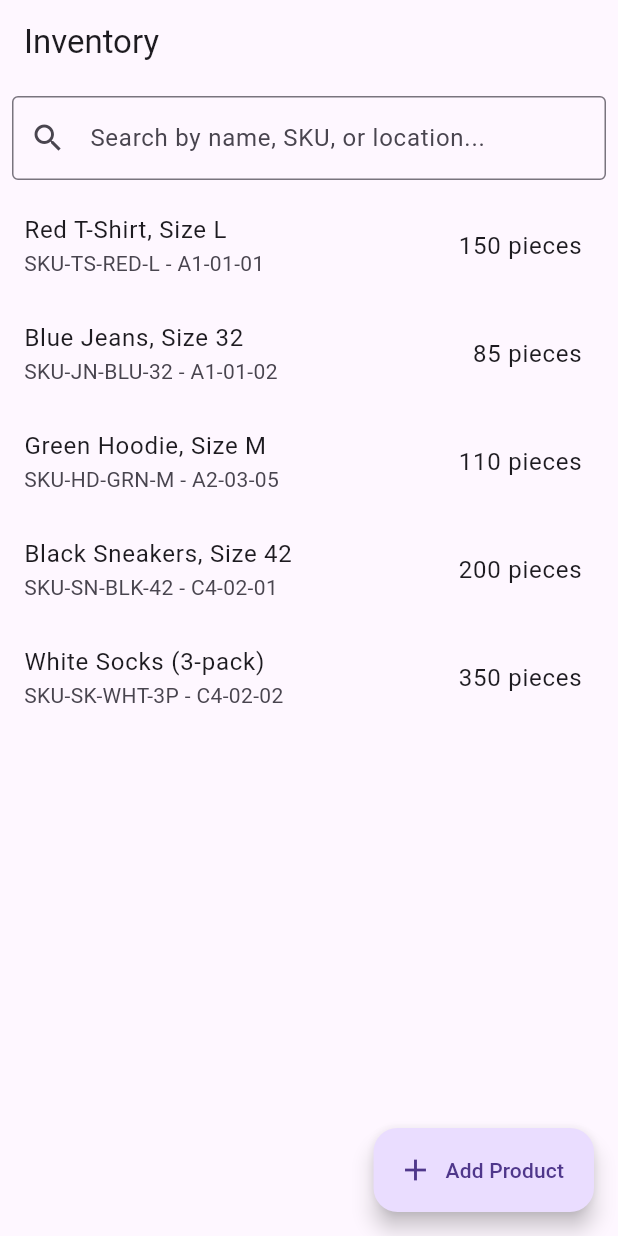
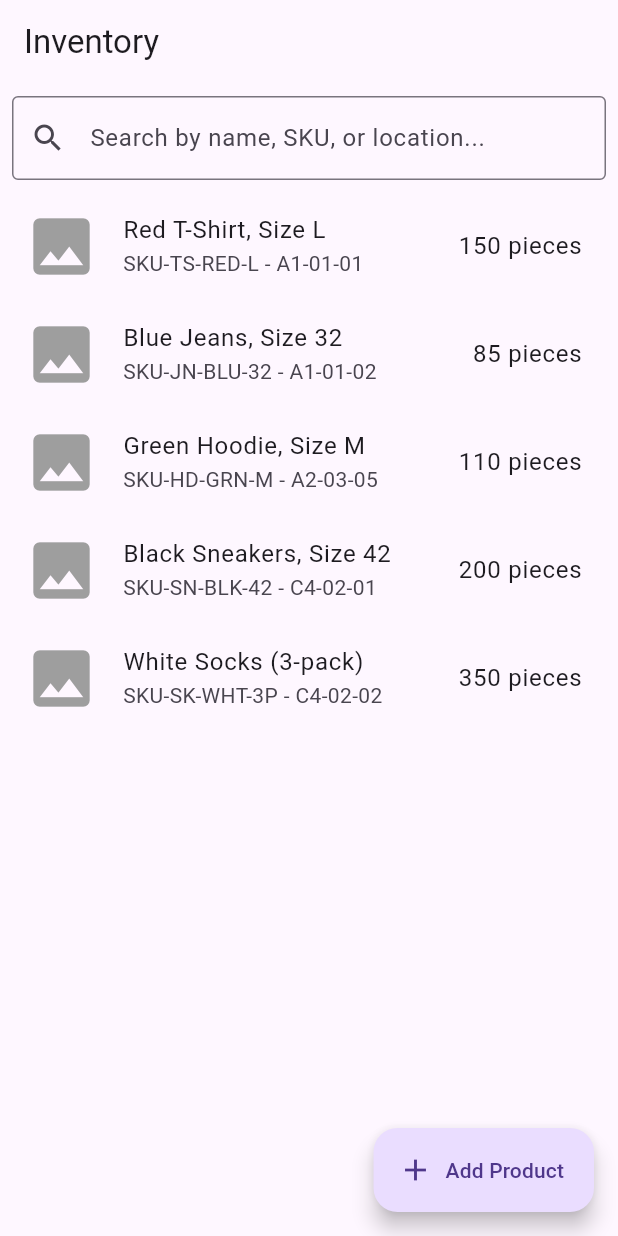
Before and after one commit to neo321654/easy_box, a Flutter app: the InventoryPage screen opened by its route, on a phone screen of 412 x 824 dp. Run offline on Flutter 3.47's test engine with Material 3 defaults, Android fonts, the phone set to English and light mode, and no system bars; our stand-ins replace bloc, connectivity_plus, dartz, equatable, flutter_bloc, get_it and 4 more; missing offline and left inert: mobile_scanner; accounts and stored records are empty.

Commit message:
feat: Implement camera and gallery for product images

```diff
--- /dev/null
+++ b/lib/features/inventory/presentation/widgets/product_image.dart
@@ -0,0 +1,43 @@
+import 'dart:io';
+
+import 'package:flutter/material.dart';
+
+class ProductImage extends StatelessWidget {
+  final String? imageUrl;
+  final double? width;
+  final double? height;
+  final BoxFit fit;
+
+  const ProductImage({
+    super.key,
+    required this.imageUrl,
+    this.width,
+    this.height,
+    this.fit = BoxFit.cover,
+  });
+
+  @override
+  Widget build(BuildContext context) {
+    if (imageUrl == null || imageUrl!.isEmpty) {
+      return Icon(Icons.image, size: width, color: Colors.grey);
+    }
+
+    return imageUrl!.startsWith('http')
+        ? Image.network(
+            imageUrl!,
+            width: width,
+            height: height,
+            fit: fit,
+            errorBuilder: (context, error, stackTrace) =>
+                Icon(Icons.broken_image, size: width, color: Colors.grey),
+          )
+        : Image.file(
+            File(imageUrl!),
+            width: width,
+            height: height,
+            fit: fit,
+            errorBuilder: (context, error, stackTrace) =>
+                Icon(Icons.broken_image, size: width, color: Colors.grey),
+          );
+  }
+}
--- a/lib/features/inventory/presentation/widgets/product_list_item.dart
+++ b/lib/features/inventory/presentation/widgets/product_list_item.dart
@@ -2,6 +2,7 @@ import 'package:easy_box/core/extensions/context_extension.dart';
 import 'package:easy_box/features/inventory/domain/entities/product.dart';
 import 'package:easy_box/features/inventory/presentation/bloc/inventory_bloc.dart';
 import 'package:easy_box/features/inventory/presentation/pages/product_detail_page.dart';
+import 'package:easy_box/features/inventory/presentation/widgets/product_image.dart';
 import 'package:flutter/material.dart';
 import 'package:flutter_bloc/flutter_bloc.dart';
 
@@ -30,6 +31,11 @@ class ProductListItem extends StatelessWidget {
         }
       },
       child: ListTile(
+        leading: ProductImage(
+          imageUrl: product.imageUrl,
+          width: 50,
+          height: 50,
+        ),
         title: Text(product.name),
         subtitle: Text('${product.sku} - ${product.location ?? ''}'),
         trailing: Text(
--- a/pubspec.yaml
+++ b/pubspec.yaml
@@ -27,6 +27,8 @@ dependencies:
   path_provider: ^2.1.5
   path: ^1.9.1
   connectivity_plus: ^6.1.5
+  image_picker: ^1.2.0
+  uuid: ^4.5.1
 
 dev_dependencies:
   flutter_test:
```
Also changed, not shown: lib/features/inventory/data/repositories/inventory_repository_impl.dart (+34 -4 lines), lib/features/inventory/presentation/pages/add_product_page.dart (+82 -15 lines), lib/features/inventory/presentation/pages/product_detail_page.dart (+7 -9 lines), lib/l10n/app_de.arb (+5 -7 lines), lib/l10n/app_en.arb (+5 -7 lines), lib/l10n/app_ru.arb (+5 -7 lines), lib/generated/app_localizations.dart, lib/generated/app_localizations_de.dart, lib/generated/app_localizations_en.dart, lib/generated/app_localizations_ru.dart, pubspec.lock, 2 other files.
